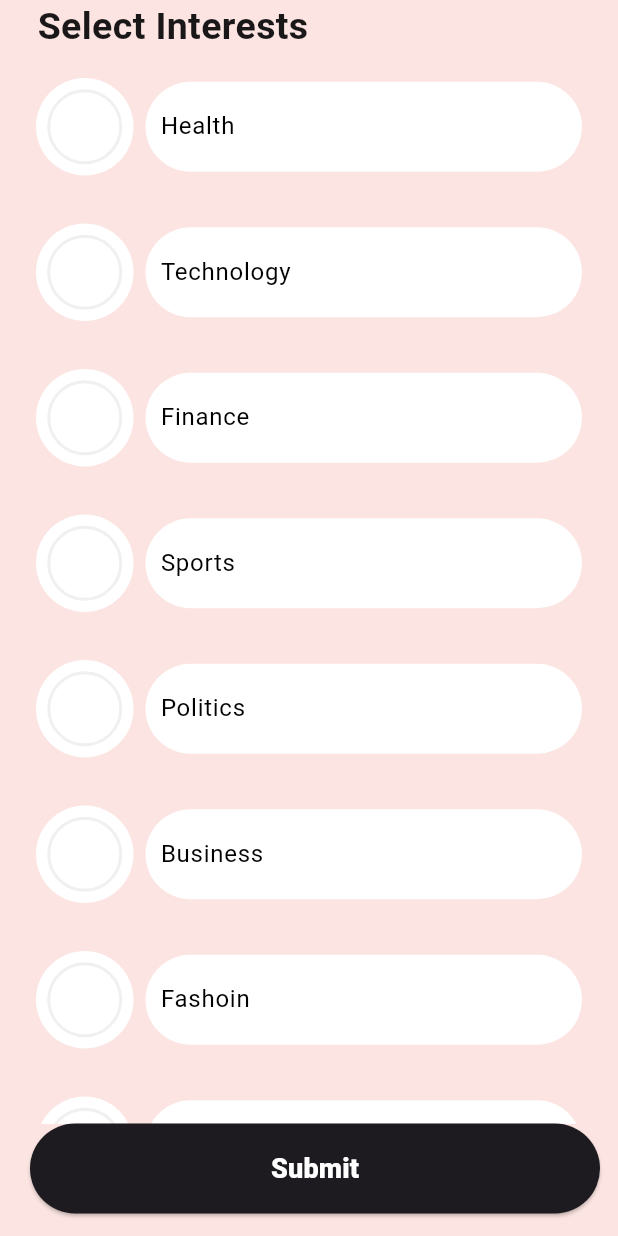
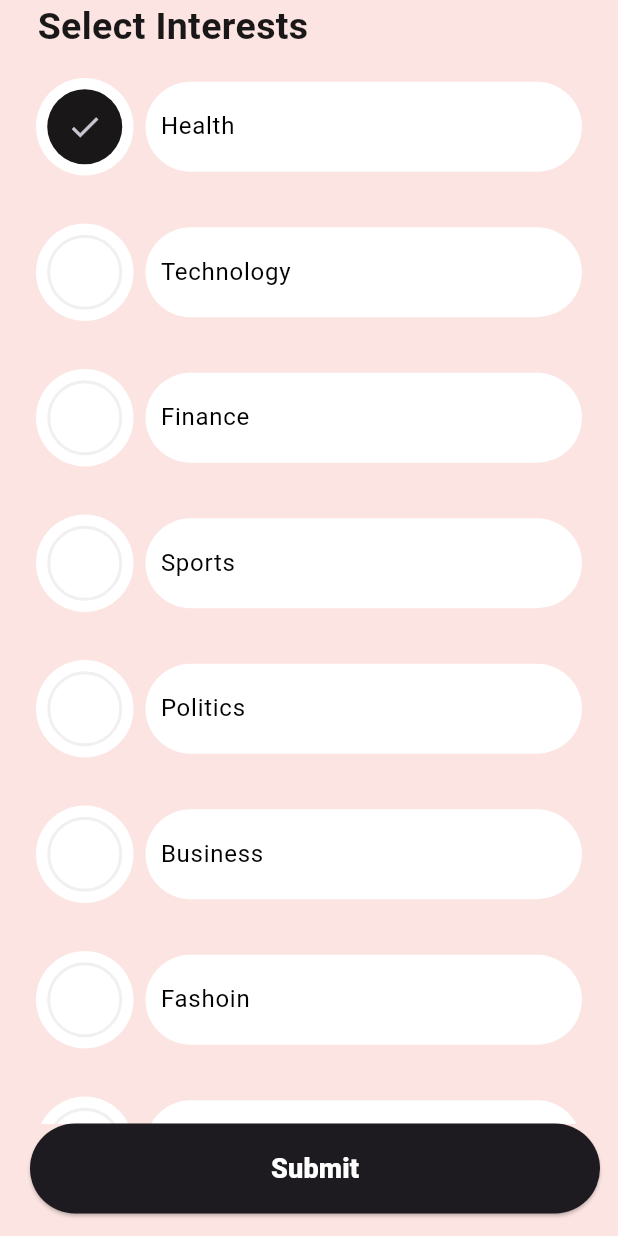
Before and after one commit to ahmdZhran/news_app, a Flutter app: the IntrestsViewBody screen opened directly, after a tap on "Health", on a phone screen of 412 x 824 dp. Run offline on Flutter 3.47's test engine with Material 3 defaults, Android fonts, the phone set to English and light mode, and no system bars; our stand-ins replace animated_text_kit, go_router; Roboto replaces fonts that are missing (Quicksand).

Commit message:
selecte item done

```diff
--- a/lib/features/intrests/presentation/views/widgets/intrests_view_body.dart
+++ b/lib/features/intrests/presentation/views/widgets/intrests_view_body.dart
@@ -62,7 +62,19 @@ class _IntrestsViewBodyState extends State<IntrestsViewBody> {
                                   shape: BoxShape.circle,
                                   color: kMyWhiteColor,
                                 ),
-                              child: Center(
+                                child: interestsList[index].isSelected
+                                    ? Center(
+                                        child: Container(
+                                          height: 50,
+                                          width: 50,
+                                          decoration: const BoxDecoration(
+                                            color: kMyBlackColor,
+                                            shape: BoxShape.circle,
+                                          ),
+                                          child: const Icon(Icons.check),
+                                        ),
+                                      )
+                                    : Center(
                                         child: Container(
                                           height: 50,
                                           width: 50,
@@ -74,8 +86,8 @@ class _IntrestsViewBodyState extends State<IntrestsViewBody> {
                                             ),
                                           ),
                                         ),
-                              ),
-                            ),
+                                      )),
+                            //
                           ),
                           Expanded(
                             child: Container(
```
Lines whose indentation alone changed are shown as unchanged.
